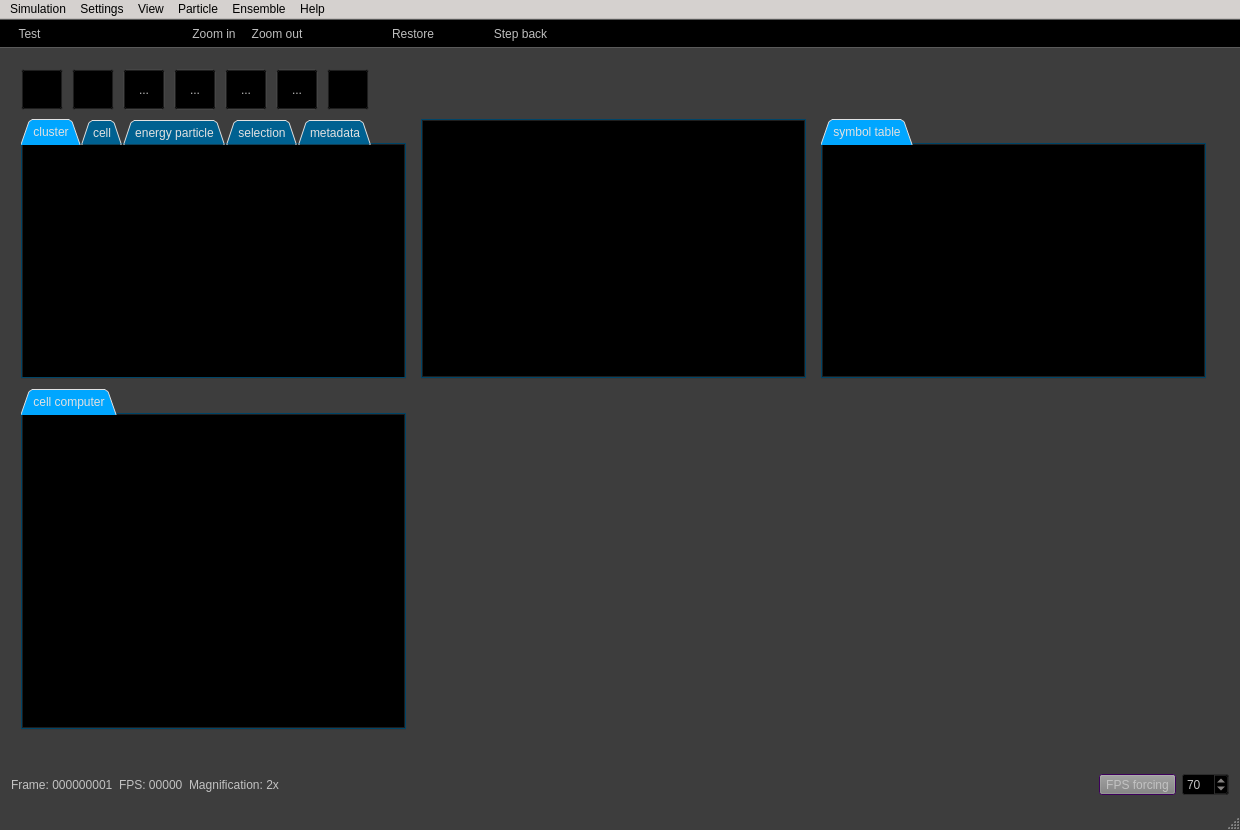
Qt form source/Gui/MainWindow.ui (chrxh/alien) before a commit.
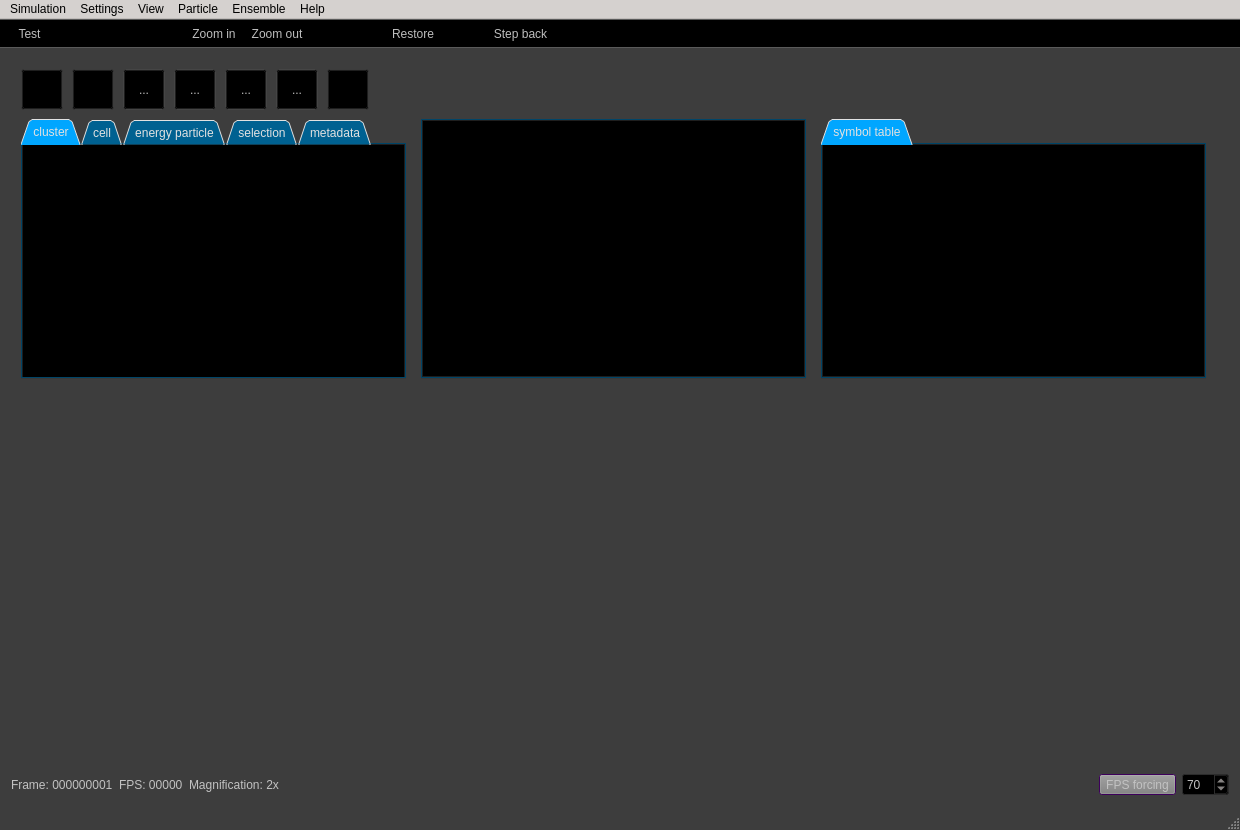
The same form after that commit. The open tabs and pages were chosen to show the change. Icons and pictures are not drawn. Custom widgets are drawn as their Qt base class.

Commit message: showing cell computer

```diff
--- a/source/Gui/MainWindow.ui
+++ b/source/Gui/MainWindow.ui
@@ -913,541 +913,6 @@
         </layout>
        </widget>
       </widget>
-      <widget class="QTabWidget" name="tabComputerWidget2">
-       <property name="geometry">
-        <rect>
-         <x>10</x>
-         <y>330</y>
-         <width>385</width>
-         <height>341</height>
-        </rect>
-       </property>
-       <property name="minimumSize">
-        <size>
-         <width>385</width>
-         <height>341</height>
-        </size>
-       </property>
-       <property name="maximumSize">
-        <size>
-         <width>385</width>
-         <height>341</height>
-        </size>
-       </property>
-       <property name="palette">
-        <palette>
-         <active>
-          <colorrole role="WindowText">
-           <brush brushstyle="SolidPattern">
-            <color alpha="255">
-             <red>225</red>
-             <green>225</green>
-             <blue>225</blue>
-            </color>
-           </brush>
-          </colorrole>
-          <colorrole role="Button">
-           <brush brushstyle="SolidPattern">
-            <color alpha="255">
-             <red>0</red>
-             <green>0</green>
-             <blue>0</blue>
-            </color>
-           </brush>
-          </colorrole>
-          <colorrole role="Base">
-           <brush brushstyle="SolidPattern">
-            <color alpha="255">
-             <red>0</red>
-             <green>166</green>
-             <blue>255</blue>
-            </color>
-           </brush>
-          </colorrole>
-          <colorrole role="Window">
-           <brush brushstyle="SolidPattern">
-            <color alpha="255">
-             <red>0</red>
-             <green>97</green>
-             <blue>145</blue>
-            </color>
-           </brush>
-          </colorrole>
-         </active>
-         <inactive>
-          <colorrole role="WindowText">
-           <brush brushstyle="SolidPattern">
-            <color alpha="255">
-             <red>225</red>
-             <green>225</green>
-             <blue>225</blue>
-            </color>
-           </brush>
-          </colorrole>
-          <colorrole role="Button">
-           <brush brushstyle="SolidPattern">
-            <color alpha="255">
-             <red>0</red>
-             <green>0</green>
-             <blue>0</blue>
-            </color>
-           </brush>
-          </colorrole>
-          <colorrole role="Base">
-           <brush brushstyle="SolidPattern">
-            <color alpha="255">
-             <red>0</red>
-             <green>166</green>
-             <blue>255</blue>
-            </color>
-           </brush>
-          </colorrole>
-          <colorrole role="Window">
-           <brush brushstyle="SolidPattern">
-            <color alpha="255">
-             <red>0</red>
-             <green>97</green>
-             <blue>145</blue>
-            </color>
-           </brush>
-          </colorrole>
-         </inactive>
-         <disabled>
-          <colorrole role="WindowText">
-           <brush brushstyle="SolidPattern">
-            <color alpha="255">
-             <red>103</red>
-             <green>102</green>
-             <blue>100</blue>
-            </color>
-           </brush>
-          </colorrole>
-          <colorrole role="Button">
-           <brush brushstyle="SolidPattern">
-            <color alpha="255">
-             <red>0</red>
-             <green>0</green>
-             <blue>0</blue>
-            </color>
-           </brush>
-          </colorrole>
-          <colorrole role="Base">
-           <brush brushstyle="SolidPattern">
-            <color alpha="255">
-             <red>0</red>
-             <green>97</green>
-             <blue>145</blue>
-            </color>
-           </brush>
-          </colorrole>
-          <colorrole role="Window">
-           <brush brushstyle="SolidPattern">
-            <color alpha="255">
-             <red>0</red>
-             <green>97</green>
-             <blue>145</blue>
-            </color>
-           </brush>
-          </colorrole>
-         </disabled>
-        </palette>
-       </property>
-       <property name="tabShape">
-        <enum>QTabWidget::Triangular</enum>
-       </property>
-       <property name="currentIndex">
-        <number>0</number>
-       </property>
-       <property name="movable">
-        <bool>false</bool>
-       </property>
-       <widget class="QWidget" name="tab_6">
-        <property name="palette">
-         <palette>
-          <active>
-           <colorrole role="WindowText">
-            <brush brushstyle="SolidPattern">
-             <color alpha="255">
-              <red>0</red>
-              <green>0</green>
-              <blue>0</blue>
-             </color>
-            </brush>
-           </colorrole>
-           <colorrole role="Midlight">
-            <brush brushstyle="SolidPattern">
-             <color alpha="255">
-              <red>231</red>
-              <green>229</green>
-              <blue>228</blue>
-             </color>
-            </brush>
-           </colorrole>
-           <colorrole role="Dark">
-            <brush brushstyle="SolidPattern">
-             <color alpha="255">
-              <red>103</red>
-              <green>102</green>
-              <blue>100</blue>
-             </color>
-            </brush>
-           </colorrole>
-           <colorrole role="Mid">
-            <brush brushstyle="SolidPattern">
-             <color alpha="255">
-              <red>138</red>
-              <green>136</green>
-              <blue>134</blue>
-             </color>
-            </brush>
-           </colorrole>
-           <colorrole role="Text">
-            <brush brushstyle="SolidPattern">
-             <color alpha="255">
-              <red>0</red>
-              <green>0</green>
-              <blue>0</blue>
-             </color>
-            </brush>
-           </colorrole>
-           <colorrole role="BrightText">
-            <brush brushstyle="SolidPattern">
-             <color alpha="255">
-              <red>255</red>
-              <green>255</green>
-              <blue>255</blue>
-             </color>
-            </brush>
-           </colorrole>
-           <colorrole role="ButtonText">
-            <brush brushstyle="SolidPattern">
-             <color alpha="255">
-              <red>0</red>
-              <green>0</green>
-              <blue>0</blue>
-             </color>
-            </brush>
-           </colorrole>
-           <colorrole role="Base">
-            <brush brushstyle="SolidPattern">
-             <color alpha="255">
-              <red>0</red>
-              <green>0</green>
-              <blue>0</blue>
-             </color>
-            </brush>
-           </colorrole>
-           <colorrole role="Window">
-            <brush brushstyle="SolidPattern">
-             <color alpha="255">
-              <red>0</red>
-              <green>0</green>
-              <blue>0</blue>
-             </color>
-            </brush>
-           </colorrole>
-           <colorrole role="Shadow">
-            <brush brushstyle="SolidPattern">
-             <color alpha="255">
-              <red>0</red>
-              <green>0</green>
-              <blue>0</blue>
-             </color>
-            </brush>
-           </colorrole>
-           <colorrole role="AlternateBase">
-            <brush brushstyle="SolidPattern">
-             <color alpha="255">
-              <red>231</red>
-              <green>229</green>
-              <blue>228</blue>
-             </color>
-            </brush>
-           </colorrole>
-           <colorrole role="ToolTipBase">
-            <brush brushstyle="SolidPattern">
-             <color alpha="255">
-              <red>255</red>
-              <green>255</green>
-              <blue>220</blue>
-             </color>
-            </brush>
-           </colorrole>
-           <colorrole role="ToolTipText">
-            <brush brushstyle="SolidPattern">
-             <color alpha="255">
-              <red>0</red>
-              <green>0</green>
-              <blue>0</blue>
-             </color>
-            </brush>
-           </colorrole>
-          </active>
-          <inactive>
-           <colorrole role="WindowText">
-            <brush brushstyle="SolidPattern">
-             <color alpha="255">
-              <red>0</red>
-              <green>0</green>
-              <blue>0</blue>
-             </color>
-            </brush>
-           </colorrole>
-           <colorrole role="Midlight">
-            <brush brushstyle="SolidPattern">
-             <color alpha="255">
-              <red>231</red>
-              <green>229</green>
-              <blue>228</blue>
-             </color>
-            </brush>
-           </colorrole>
-           <colorrole role="Dark">
-            <brush brushstyle="SolidPattern">
-             <color alpha="255">
-              <red>103</red>
-              <green>102</green>
-              <blue>100</blue>
-             </color>
-            </brush>
-           </colorrole>
-           <colorrole role="Mid">
-            <brush brushstyle="SolidPattern">
-             <color alpha="255">
-              <red>138</red>
-              <green>136</green>
-              <blue>134</blue>
-             </color>
-            </brush>
-           </colorrole>
-           <colorrole role="Text">
-            <brush brushstyle="SolidPattern">
-             <color alpha="255">
-              <red>0</red>
-              <green>0</green>
-              <blue>0</blue>
-             </color>
-            </brush>
-           </colorrole>
-           <colorrole role="BrightText">
-            <brush brushstyle="SolidPattern">
-             <color alpha="255">
-              <red>255</red>
-              <green>255</green>
-              <blue>255</blue>
-             </color>
-            </brush>
-           </colorrole>
-           <colorrole role="ButtonText">
-            <brush brushstyle="SolidPattern">
-             <color alpha="255">
-              <red>0</red>
-              <green>0</green>
-              <blue>0</blue>
-             </color>
-            </brush>
-           </colorrole>
-           <colorrole role="Base">
-            <brush brushstyle="SolidPattern">
-             <color alpha="255">
-              <red>0</red>
-              <green>0</green>
-              <blue>0</blue>
-             </color>
-            </brush>
-           </colorrole>
-           <colorrole role="Window">
-            <brush brushstyle="SolidPattern">
-             <color alpha="255">
-              <red>0</red>
-              <green>0</green>
-              <blue>0</blue>
-             </color>
-            </brush>
-           </colorrole>
-           <colorrole role="Shadow">
-            <brush brushstyle="SolidPattern">
-             <color alpha="255">
-              <red>0</red>
-              <green>0</green>
-              <blue>0</blue>
-             </color>
-            </brush>
-           </colorrole>
-           <colorrole role="AlternateBase">
-            <brush brushstyle="SolidPattern">
-             <color alpha="255">
-              <red>231</red>
-              <green>229</green>
-              <blue>228</blue>
-             </color>
-            </brush>
-           </colorrole>
-           <colorrole role="ToolTipBase">
-            <brush brushstyle="SolidPattern">
-             <color alpha="255">
-              <red>255</red>
-              <green>255</green>
-              <blue>220</blue>
-             </color>
-            </brush>
-           </colorrole>
-           <colorrole role="ToolTipText">
-            <brush brushstyle="SolidPattern">
-             <color alpha="255">
-              <red>0</red>
-              <green>0</green>
-              <blue>0</blue>
-             </color>
-            </brush>
-           </colorrole>
-          </inactive>
-          <disabled>
-           <colorrole role="WindowText">
-            <brush brushstyle="SolidPattern">
-             <color alpha="255">
-              <red>103</red>
-              <green>102</green>
-              <blue>100</blue>
-             </color>
-            </brush>
-           </colorrole>
-           <colorrole role="Midlight">
-            <brush brushstyle="SolidPattern">
-             <color alpha="255">
-              <red>231</red>
-              <green>229</green>
-              <blue>228</blue>
-             </color>
-            </brush>
-           </colorrole>
-           <colorrole role="Dark">
-            <brush brushstyle="SolidPattern">
-             <color alpha="255">
-              <red>103</red>
-              <green>102</green>
-              <blue>100</blue>
-             </color>
-            </brush>
-           </colorrole>
-           <colorrole role="Mid">
-            <brush brushstyle="SolidPattern">
-             <color alpha="255">
-              <red>138</red>
-              <green>136</green>
-              <blue>134</blue>
-             </color>
-            </brush>
-           </colorrole>
-           <colorrole role="Text">
-            <brush brushstyle="SolidPattern">
-             <color alpha="255">
-              <red>103</red>
-              <green>102</green>
-              <blue>100</blue>
-             </color>
-            </brush>
-           </colorrole>
-           <colorrole role="BrightText">
-            <brush brushstyle="SolidPattern">
-             <color alpha="255">
-              <red>255</red>
-              <green>255</green>
-              <blue>255</blue>
-             </color>
-            </brush>
-           </colorrole>
-           <colorrole role="ButtonText">
-            <brush brushstyle="SolidPattern">
-             <color alpha="255">
-              <red>103</red>
-              <green>102</green>
-              <blue>100</blue>
-             </color>
-            </brush>
-           </colorrole>
-           <colorrole role="Base">
-            <brush brushstyle="SolidPattern">
-             <color alpha="255">
-              <red>0</red>
-              <green>0</green>
-              <blue>0</blue>
-             </color>
-            </brush>
-           </colorrole>
-           <colorrole role="Window">
-            <brush brushstyle="SolidPattern">
-             <color alpha="255">
-              <red>0</red>
-              <green>0</green>
-              <blue>0</blue>
-             </color>
-            </brush>
-           </colorrole>
-           <colorrole role="Shadow">
-            <brush brushstyle="SolidPattern">
-             <color alpha="255">
-              <red>0</red>
-              <green>0</green>
-              <blue>0</blue>
-             </color>
-            </brush>
-           </colorrole>
-           <colorrole role="AlternateBase">
-            <brush brushstyle="SolidPattern">
-             <color alpha="255">
-              <red>207</red>
-              <green>204</green>
-              <blue>201</blue>
-             </color>
-            </brush>
-           </colorrole>
-           <colorrole role="ToolTipBase">
-            <brush brushstyle="SolidPattern">
-             <color alpha="255">
-              <red>255</red>
-              <green>255</green>
-              <blue>220</blue>
-             </color>
-            </brush>
-           </colorrole>
-           <colorrole role="ToolTipText">
-            <brush brushstyle="SolidPattern">
-             <color alpha="255">
-              <red>0</red>
-              <green>0</green>
-              <blue>0</blue>
-             </color>
-            </brush>
-           </colorrole>
-          </disabled>
-         </palette>
-        </property>
-        <attribute name="title">
-         <string>cell computer</string>
-        </attribute>
-        <layout class="QGridLayout" name="gridLayout_2">
-         <property name="leftMargin">
-          <number>0</number>
-         </property>
-         <property name="topMargin">
-          <number>0</number>
-         </property>
-         <property name="rightMargin">
-          <number>0</number>
-         </property>
-         <property name="bottomMargin">
-          <number>0</number>
-         </property>
-         <property name="spacing">
-          <number>0</number>
-         </property>
-         <item row="0" column="0">
-          <widget class="CellComputerEdit" name="cellComputerEdit" native="true"/>
-         </item>
-        </layout>
-       </widget>
-      </widget>
       <widget class="QTabWidget" name="tabTokenWidget2">
        <property name="geometry">
         <rect>
@@ -4085,11 +3550,6 @@
    <extends>QWidget</extends>
    <header>gui/texteditor/metadataedit.h</header>
   </customwidget>
-  <customwidget>
-   <class>CellComputerEdit</class>
-   <extends>QWidget</extends>
-   <header>gui/texteditor/cellcomputeredit.h</header>
-  </customwidget>
  </customwidgets>
  <resources>
   <include location="resources/ressources.qrc"/>
```
Left out of the diff: 4 changed lines with no effect on the pictures. The commit also changes 21 other files.
